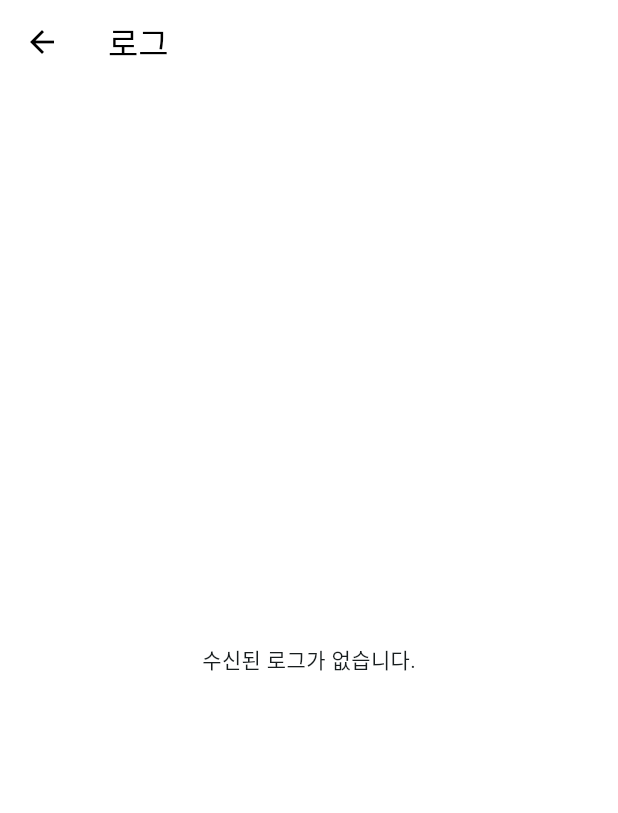
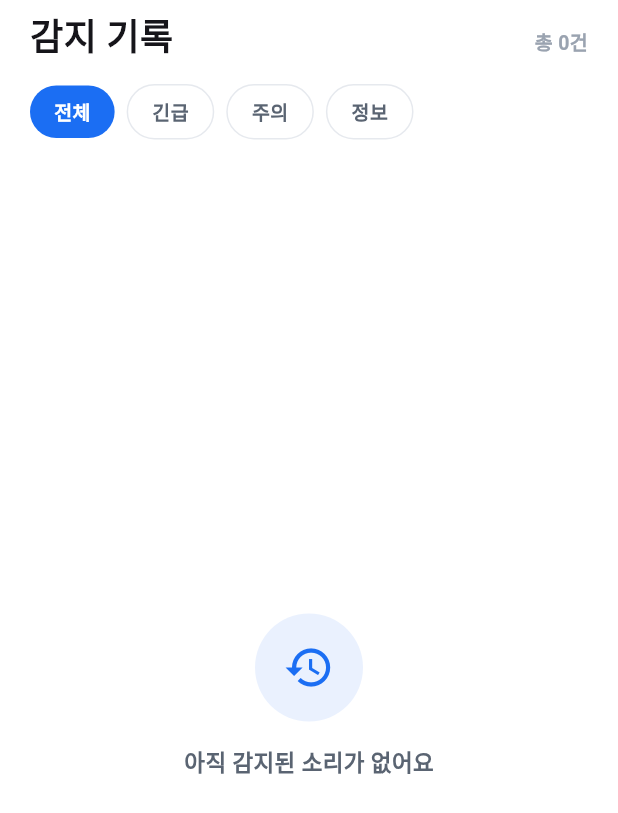
Before and after one commit to 26-DGU-CECD/EdgeAudioRecognition, a Flutter app: the LogPage widget shown alone on an empty page, opened directly with empty values, on a phone screen of 412 x 824 dp. Shown: the top 813 px of the screen. Run offline on Flutter 3.47's test engine with Material 3 defaults, Android fonts, the phone set to English and light mode, and no system bars; our stand-ins replace flutter_blue_plus, shared_preferences; accounts and stored records are empty.

Commit message:
feat(log): 로그 페이지 UI 리디자인
Co-Authored-By: Claude Opus 4.8 (1M context) <noreply@anthropic.com>

```diff
--- a/lib/log_page.dart
+++ b/lib/log_page.dart
@@ -1,71 +1,161 @@
 import 'package:flutter/material.dart';
 
 import 'sound_packet.dart';
-import 'sound_visual.dart';
+import 'ui/app_colors.dart';
+import 'ui/app_widgets.dart';
 
-class LogPage extends StatelessWidget {
+class LogPage extends StatefulWidget {
   final List<SoundPacket> logs;
-  final String Function(String label) imagePathForLabel;
 
-  const LogPage({
-    super.key,
-    required this.logs,
-    required this.imagePathForLabel,
-  });
+  const LogPage({super.key, required this.logs});
+
+  @override
+  State<LogPage> createState() => _LogPageState();
+}
+
+class _LogPageState extends State<LogPage> {
+  // null = 전체, otherwise level key
+  String? _filter;
+
+  static const _chips = <_Chip>[
+    _Chip(label: '전체', level: null),
+    _Chip(label: '긴급', level: 'danger'),
+    _Chip(label: '주의', level: 'caution'),
+    _Chip(label: '정보', level: 'info'),
+  ];
 
   @override
   Widget build(BuildContext context) {
-    return Scaffold(
-      appBar: AppBar(title: const Text('로그')),
-      body: logs.isEmpty
-          ? const Center(child: Text('수신된 로그가 없습니다.'))
-          : ListView(
-              padding: const EdgeInsets.symmetric(vertical: 8),
+    final filtered = _filter == null
+        ? widget.logs
+        : widget.logs.where((l) => l.level == _filter).toList();
+
+    return SafeArea(
+      bottom: false,
+      child: Column(
+        crossAxisAlignment: CrossAxisAlignment.stretch,
+        children: [
+          Padding(
+            padding: const EdgeInsets.fromLTRB(20, 6, 20, 12),
+            child: Column(
+              crossAxisAlignment: CrossAxisAlignment.start,
               children: [
-                _sectionHeader('오늘'),
-                ...logs.map(_logTile),
-                _sectionHeader('이번주'),
-                _emptySectionText('이번주로 분류된 추가 로그가 없습니다.'),
-                _sectionHeader('이번달'),
-                _emptySectionText('이번달로 분류된 추가 로그가 없습니다.'),
+                Row(
+                  crossAxisAlignment: CrossAxisAlignment.end,
+                  children: [
+                    const Text(
+                      '감지 기록',
+                      style: TextStyle(
+                        fontSize: 24,
+                        fontWeight: FontWeight.w900,
+                        color: AppColors.textPrimary,
+                      ),
+                    ),
+                    const Spacer(),
+                    Padding(
+                      padding: const EdgeInsets.only(bottom: 4),
+                      child: Text(
+                        '총 ${widget.logs.length}건',
+                        style: const TextStyle(
+                          fontSize: 13,
+                          fontWeight: FontWeight.w600,
+                          color: AppColors.textMuted,
+                        ),
+                      ),
+                    ),
+                  ],
+                ),
+                const SizedBox(height: 14),
+                Row(
+                  children: [
+                    for (final chip in _chips) ...[
+                      _filterChip(chip),
+                      const SizedBox(width: 8),
+                    ],
+                  ],
+                ),
               ],
             ),
+          ),
+          Expanded(
+            child: filtered.isEmpty
+                ? _emptyState()
+                : ListView(
+                    padding: const EdgeInsets.fromLTRB(18, 4, 18, 18),
+                    children: [
+                      SectionDivider(
+                        title: '오늘',
+                        count: '${filtered.length}건',
+                      ),
+                      for (final log in filtered) ...[
+                        DetectionTile(packet: log),
+                        const SizedBox(height: 9),
+                      ],
+                    ],
+                  ),
+          ),
+        ],
+      ),
     );
   }
 
-  Widget _sectionHeader(String title) {
-    return Padding(
-      padding: const EdgeInsets.fromLTRB(16, 18, 16, 8),
-      child: Text(
-        '----$title----',
-        textAlign: TextAlign.center,
-        style: const TextStyle(
-          fontWeight: FontWeight.bold,
-          color: Colors.black54,
+  Widget _filterChip(_Chip chip) {
+    final selected = _filter == chip.level;
+    return GestureDetector(
+      onTap: () => setState(() => _filter = chip.level),
+      child: Container(
+        padding: const EdgeInsets.symmetric(horizontal: 16, vertical: 8),
+        decoration: BoxDecoration(
+          color: selected ? AppColors.primary : AppColors.card,
+          borderRadius: BorderRadius.circular(999),
+          border: selected
+              ? null
+              : Border.all(color: AppColors.divider),
+        ),
+        child: Text(
+          chip.label,
+          style: TextStyle(
+            fontSize: 13,
+            fontWeight: selected ? FontWeight.w800 : FontWeight.w700,
+            color: selected ? Colors.white : AppColors.textSecondary,
+          ),
         ),
       ),
     );
   }
 
-  Widget _emptySectionText(String text) {
-    return Padding(
-      padding: const EdgeInsets.symmetric(horizontal: 16, vertical: 8),
-      child: Text(
-        text,
-        textAlign: TextAlign.center,
-        style: const TextStyle(color: Colors.black38, fontSize: 12),
+  Widget _emptyState() {
+    return Center(
+      child: Column(
+        mainAxisSize: MainAxisSize.min,
+        children: [
+          Container(
+            width: 72,
+            height: 72,
+            decoration: const BoxDecoration(
+              color: AppColors.primarySoft,
+              shape: BoxShape.circle,
+            ),
+            child: const Icon(Icons.history,
+                size: 34, color: AppColors.primary),
+          ),
+          const SizedBox(height: 16),
+          Text(
+            _filter == null ? '아직 감지된 소리가 없어요' : '해당 조건의 기록이 없어요',
+            style: const TextStyle(
+              fontSize: 15,
+              fontWeight: FontWeight.w700,
+              color: AppColors.textSecondary,
+            ),
+          ),
+        ],
       ),
     );
   }
+}
 
-  Widget _logTile(SoundPacket log) {
-    return ListTile(
-      leading: SoundImagePlaceholder(
-        imagePath: imagePathForLabel(log.displayLabel),
-      ),
-      title: Text(log.displayLabel),
-      subtitle: Text('${log.time} | ${log.db}dB | ${log.level}'),
-      trailing: Text('${(log.score * 100).toStringAsFixed(1)}%'),
-    );
-  }
+class _Chip {
+  final String label;
+  final String? level;
+  const _Chip({required this.label, required this.level});
 }
```
